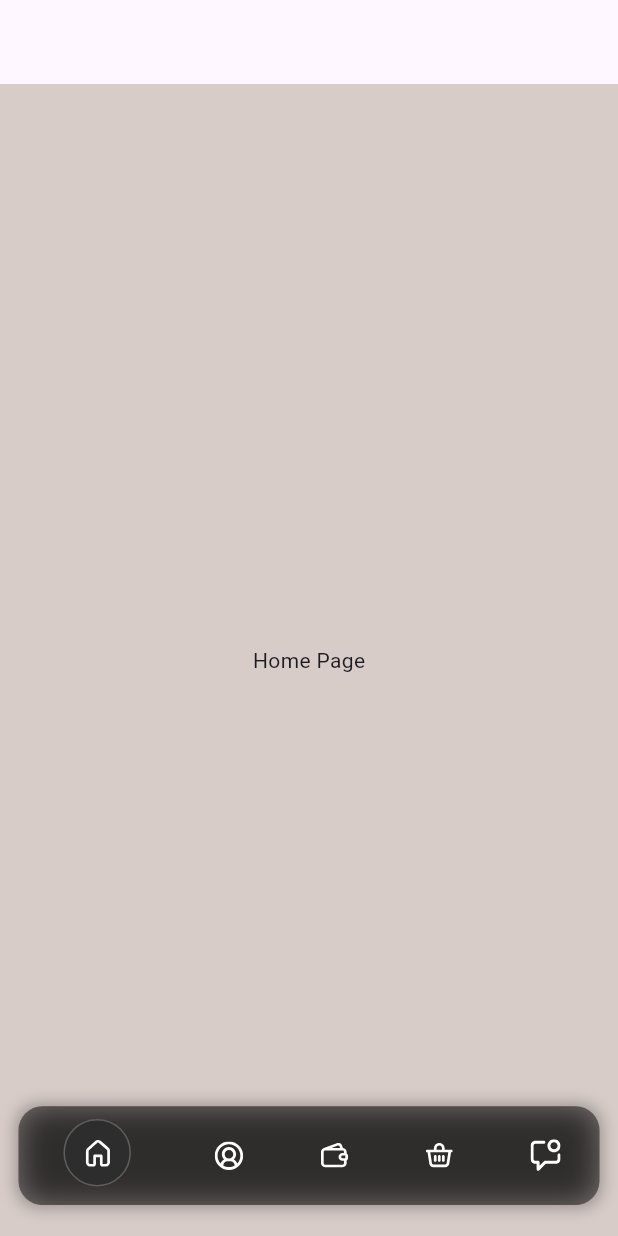
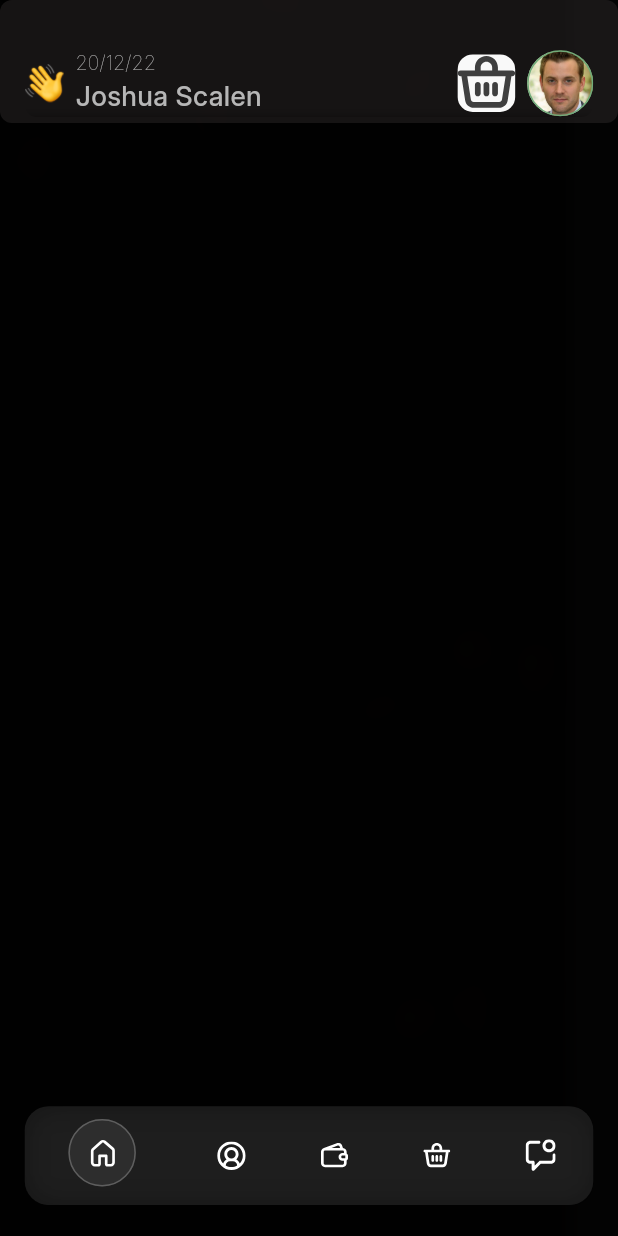
Before and after one commit to AswinAzikar/infenito, a Flutter app: the screen it shows after launch, after a tap on "Login", on a phone screen of 412 x 824 dp. Run offline on Flutter 3.47's test engine with Material 3 defaults, Android fonts, the phone set to English and light mode, and no system bars; our stand-ins replace flutter_svg, gap.

Commit message:
"Added new SVG assets and updated NavigationScreen to use them, replaced IconData with SvgPicture, and modified bottom navigation bar layout and styling."

```diff
--- a/lib/gen/assets.gen.dart
+++ b/lib/gen/assets.gen.dart
@@ -319,6 +319,16 @@ class $AssetsFontsGen {
       ];
 }
 
+class $AssetsJpegsGen {
+  const $AssetsJpegsGen();
+
+  /// File path: assets/jpegs/user.jpeg
+  AssetGenImage get user => const AssetGenImage('assets/jpegs/user.jpeg');
+
+  /// List of all assets
+  List<AssetGenImage> get values => [user];
+}
+
 class $AssetsPngsGen {
   const $AssetsPngsGen();
 
@@ -330,8 +340,11 @@ class $AssetsPngsGen {
   AssetGenImage get signupBg =>
       const AssetGenImage('assets/pngs/signup_bg.png');
 
+  /// File path: assets/pngs/waveHand.png
+  AssetGenImage get waveHand => const AssetGenImage('assets/pngs/waveHand.png');
+
   /// List of all assets
-  List<AssetGenImage> get values => [asset111, signupBg];
+  List<AssetGenImage> get values => [asset111, signupBg, waveHand];
 }
 
 class $AssetsSvgsGen {
@@ -342,6 +355,12 @@ class $AssetsSvgsGen {
 
   /// File path: assets/svgs/delete_active.svg
   String get deleteActive => 'assets/svgs/delete_active.svg';
+
+  /// File path: assets/svgs/delete_icon.svg
+  String get deleteIcon => 'assets/svgs/delete_icon.svg';
+
+  /// File path: assets/svgs/grainy.svg
+  String get grainy => 'assets/svgs/grainy.svg';
 
   /// File path: assets/svgs/home.svg
   String get home => 'assets/svgs/home.svg';
@@ -377,6 +396,8 @@ class $AssetsSvgsGen {
   List<String> get values => [
         delete,
         deleteActive,
+        deleteIcon,
+        grainy,
         home,
         homeActive,
         linearCoffeeGradient,
@@ -394,6 +415,7 @@ class Assets {
   Assets._();
 
   static const $AssetsFontsGen fonts = $AssetsFontsGen();
+  static const $AssetsJpegsGen jpegs = $AssetsJpegsGen();
   static const $AssetsPngsGen pngs = $AssetsPngsGen();
   static const $AssetsSvgsGen svgs = $AssetsSvgsGen();
 }
--- a/lib/views/home_screen.dart
+++ b/lib/views/home_screen.dart
@@ -0,0 +1,107 @@
+import 'package:flutter/material.dart';
+import 'package:flutter_svg/flutter_svg.dart';
+import 'package:infenito/Utils/size_utils.dart';
+import 'package:infenito/constants/constants.dart';
+import 'package:infenito/gen/assets.gen.dart';
+import 'package:infenito/widgets/circular_image_container.dart';
+import 'package:infenito/widgets/glass_morphic_container.dart';
+
+class HomeScreen extends StatefulWidget {
+  const HomeScreen({super.key});
+
+  @override
+  State<HomeScreen> createState() => _HomeScreenState();
+}
+
+class _HomeScreenState extends State<HomeScreen> {
+  @override
+  Widget build(BuildContext context) {
+    return Scaffold(
+      backgroundColor: Colors.transparent,
+      body: Column(
+        children: [
+          GlassmorphicContainer(
+            borderColor: Colors.transparent,
+            borderThickness: 0,
+            containerPadding: EdgeInsets.fromLTRB(
+                SizeUtils.width * .04,
+                SizeUtils.width * .08,
+                SizeUtils.width * .04,
+                SizeUtils.width * .01),
+            child: Column(
+              mainAxisAlignment: MainAxisAlignment.end,
+              children: [
+                SizedBox(
+                  child: Column(
+                    children: [
+                      Row(
+                        mainAxisAlignment: MainAxisAlignment.spaceBetween,
+                        children: [
+                          Row(
+                            children: [
+                              Image.asset(
+                                Assets.pngs.waveHand.path,
+                                width: 27.h,
+                                height: 27.h,
+                              ),
+                              gap,
+                              const Column(
+                                crossAxisAlignment: CrossAxisAlignment.start,
+                                children: [
+                                  Text(
+                                    "20/12/22",
+                                    style: TextStyle(
+                                        fontSize: 13,
+                                        fontWeight: FontWeight.w300,
+                                        color: Color(0xffB6B6B6)),
+                                  ),
+                                  Text(
+                                    "Joshua Scalen",
+                                    style: TextStyle(
+                                        fontSize: 18,
+                                        fontWeight: FontWeight.w600,
+                                        color: Color(0xffB6B6B6)),
+                                  ),
+                                ],
+                              ),
+                            ],
+                          ),
+                          Row(
+                            children: [
+                              InkWell(
+                                  child: Container(
+                                height: 40.h,
+                                width: 40.h,
+                                decoration: const BoxDecoration(
+                                  borderRadius:
+                                      BorderRadius.all(Radius.circular(10)),
+                                  color: Color(0xffF9F9F9),
+                                ),
+                                child: SvgPicture.asset(
+
+                                  Assets.svgs.deleteIcon,
+                                //  fit: BoxFit.contain,
+                                ),
+                              )),
+                              gap,
+                              CircularImageContainer(
+                                imageUrl: Assets.jpegs.user.path,
+                                radius: 23.h,
+                                borderColor: const Color(0xff71AB7A),
+                                borderWidth: 1,
+                              )
+                            ],
+                          )
+                        ],
+                      ),
+                    ],
+                  ),
+                ),
+              ],
+            ),
+          )
+        ],
+      ),
+    );
+  }
+}
--- a/lib/views/navigation_screen.dart
+++ b/lib/views/navigation_screen.dart
@@ -1,10 +1,15 @@
 import 'dart:ui';
 
 import 'package:flutter/material.dart';
+import 'package:flutter/services.dart';
 import 'package:flutter_svg/flutter_svg.dart';
 import 'package:infenito/Utils/size_utils.dart';
 import 'package:infenito/constants/constants.dart';
 import 'package:infenito/gen/assets.gen.dart';
+import 'package:infenito/themes/app_text_style.dart';
+import 'package:infenito/themes/themes.dart';
+import 'package:infenito/views/home_screen.dart';
+import 'package:infenito/widgets/glass_morphic_container.dart';
 
 class NavigationScreen extends StatefulWidget {
   const NavigationScreen({super.key});
@@ -32,11 +37,16 @@ class _NavigationScreenState extends State<NavigationScreen> {
   ];
 
   final List<Widget> _pages = [
-    const Center(child: Text("Home Page")),
-    const Center(child: Text("Profile Page")),
-    const Center(child: Text("Wallet Page")),
-    const Center(child: Text("delete Page")),
-    const Center(child: Text("Notification Page"))
+    const HomeScreen(),
+    const Center(
+        child: Text("Profile Screen", style: TextStyle(color: Colors.white))),
+    const Center(
+        child: Text("Wallet Screen", style: TextStyle(color: Colors.white))),
+    const Center(
+        child: Text("delete Screen", style: TextStyle(color: Colors.white))),
+    const Center(
+        child:
+            Text("Notification Screen", style: TextStyle(color: Colors.white)))
   ];
 
   void _onItemTapped(int index) {
@@ -47,22 +57,59 @@ class _NavigationScreenState extends State<NavigationScreen> {
 
   @override
   Widget build(BuildContext context) {
-    return MaterialApp(
-      home: Scaffold(
+    return Scaffold(
       extendBody: true,
-        backgroundColor: Colors.brown[100],
-        body: _pages[_selectedIndex],
-        appBar: AppBar(),
+      //  backgroundColor: Colors.brown[100],
+      body: Stack(
+        children: [
+          SizedBox(
+            height: SizeUtils.height,
+            child: Image.asset(
+              Assets.pngs.signupBg.path,
+              fit: BoxFit.fitHeight,
+            ),
+          ),
+          SizedBox(
+            height: SizeUtils.height,
+            child: SvgPicture.asset(
+              Assets.svgs.linearCoffeeGradient,
+              fit: BoxFit.cover,
+            ),
+          ),
+          GlassmorphicContainer(
+              borderColor: Colors.transparent,
+              backgroundColorOpacity: .45,
+              backgroundColor: const Color(0xff313131),
+              borderThickness: 0,
+              child: SizedBox(
+                height: SizeUtils.height,
+                width: SizeUtils.width,
+              )),
+          SizedBox(
+            child: SvgPicture.asset(
+              height: SizeUtils.height,
+              Assets.svgs.grainy,
+              fit: BoxFit.fill,
+            ),
+          ),
+          _pages[_selectedIndex],
+        ],
+      ),
+      //     appBar: AppBar(),
       bottomNavigationBar: Container(
         height: SizeUtils.width * .16,
         margin: EdgeInsets.fromLTRB(
-              SizeUtils.width * .03,
+            SizeUtils.width * .04,
             SizeUtils.width * .05,
-              SizeUtils.width * .03,
+            SizeUtils.width * .04,
             SizeUtils.width * .05),
         decoration: BoxDecoration(
-            color: Colors.black.withOpacity(0.5),
-            borderRadius: const BorderRadius.all(Radius.circular(paddingLarge)),
+          color: const Color(0xff333333).withOpacity(0.3),
+          borderRadius: const BorderRadius.all(
+            Radius.circular(
+              paddingLarge,
+            ),
+          ),
           boxShadow: const [
             BoxShadow(
               color: Colors.black26,
@@ -77,7 +124,7 @@ class _NavigationScreenState extends State<NavigationScreen> {
             filter: ImageFilter.blur(sigmaX: 10, sigmaY: 10),
             child: Container(
               decoration: BoxDecoration(
-                  color: Colors.black.withOpacity(0.4),
+                color: const Color(0xff333333).withOpacity(.4),
                 borderRadius:
                     const BorderRadius.all(Radius.circular(paddingLarge)),
               ),
@@ -86,7 +133,6 @@ class _NavigationScreenState extends State<NavigationScreen> {
                 children: List.generate(_inactiveIcons.length, (index) {
                   return _buildNavItem(index);
                 }),
-                ),
               ),
             ),
           ),
--- a/lib/views/signup_screen.dart
+++ b/lib/views/signup_screen.dart
@@ -39,6 +39,13 @@ class _SignUpScreenState extends State<SignUpScreen> {
             child: SvgPicture.asset(
               Assets.svgs.linearCoffeeGradient,
               fit: BoxFit.cover,
+            ),
+          ),
+          SizedBox(
+            child: SvgPicture.asset(
+              height: SizeUtils.height,
+              Assets.svgs.grainy,
+              fit: BoxFit.fill,
             ),
           ),
           Positioned(
--- /dev/null
+++ b/lib/widgets/circular_image_container.dart
@@ -0,0 +1,32 @@
+import 'package:flutter/material.dart';
+
+class CircularImageContainer extends StatelessWidget {
+  final String imageUrl;
+  final double radius;
+  final Color borderColor;
+  final double borderWidth;
+
+  const CircularImageContainer({
+    super.key,
+    required this.imageUrl,
+    required this.radius,
+    this.borderColor = Colors.transparent,
+    this.borderWidth = 0.0,
+  });
+
+  @override
+  Widget build(BuildContext context) {
+    return Container(
+      width: radius * 2,
+      height: radius * 2,
+      decoration: BoxDecoration(
+        shape: BoxShape.circle,
+        border: Border.all(color: borderColor, width: borderWidth),
+        image: DecorationImage(
+          image: AssetImage(imageUrl),
+          fit: BoxFit.cover,
+        ),
+      ),
+    );
+  }
+}
--- a/lib/widgets/glass_morphic_container.dart
+++ b/lib/widgets/glass_morphic_container.dart
@@ -2,25 +2,33 @@
 import 'dart:ui';
 
 import 'package:flutter/material.dart';
+import 'package:flutter_svg/svg.dart';
+import 'package:infenito/Utils/size_utils.dart';
 
 import 'package:infenito/constants/constants.dart';
+import 'package:infenito/gen/assets.gen.dart';
 
 class GlassmorphicContainer extends StatelessWidget {
+  final bool enableNoise;
   final double borderRadius;
   final Color borderColor;
   final bool enableLeftCornerBorder;
   final double borderThickness;
-
+  final Color backgroundColor;
   final Widget? child;
-
-  const GlassmorphicContainer({
-    super.key,
-    this.borderRadius = paddingLarge / 2,
-    this.borderColor = Colors.white,
-    this.enableLeftCornerBorder = false,
-    this.borderThickness = 1,
-    this.child,
-  });
+  final double backgroundColorOpacity;
+  final EdgeInsets containerPadding;
+  const GlassmorphicContainer(
+      {super.key,
+      this.borderRadius = paddingLarge / 2,
+      this.borderColor = Colors.white,
+      this.enableLeftCornerBorder = false,
+      this.borderThickness = 1,
+      this.backgroundColor = const Color.fromARGB(255, 211, 192, 192),
+      this.backgroundColorOpacity = 0.1,
+      this.enableNoise = false,
+      this.child,
+      this.containerPadding = const EdgeInsets.all(0)});
 
   @override
   Widget build(BuildContext context) {
@@ -28,8 +36,9 @@ class GlassmorphicContainer extends StatelessWidget {
       alignment: Alignment.center,
       children: [
         Container(
+          padding: containerPadding,
           decoration: BoxDecoration(
-            color: const Color.fromARGB(255, 211, 192, 192).withOpacity(0.1),
+            color: backgroundColor.withOpacity(backgroundColorOpacity),
             borderRadius: BorderRadius.circular(borderRadius),
             border: enableLeftCornerBorder
                 ? null
@@ -43,6 +52,16 @@ class GlassmorphicContainer extends StatelessWidget {
             ),
           ),
         ),
+        LayoutBuilder(
+          builder: (BuildContext context, BoxConstraints constraints) =>
+              enableNoise
+                  ? SvgPicture.asset(
+                      height: SizeUtils.height,
+                      Assets.svgs.grainy,
+                      fit: BoxFit.fill,
+                    )
+                  : const SizedBox(),
+        ),
       ],
     );
   }
--- a/pubspec.yaml
+++ b/pubspec.yaml
@@ -39,6 +39,7 @@ flutter:
     - assets/pngs/
     - assets/svgs/
     - assets/fonts/
+    - assets/jpegs/
 
   # Fonts
   fonts:
```
Also changed, not shown: assets/jpegs/user.jpeg (added), assets/pngs/waveHand.png (added), assets/svgs/delete_icon.svg (added), assets/svgs/grainy.svg (added). Lines whose indentation alone changed are shown as unchanged.
